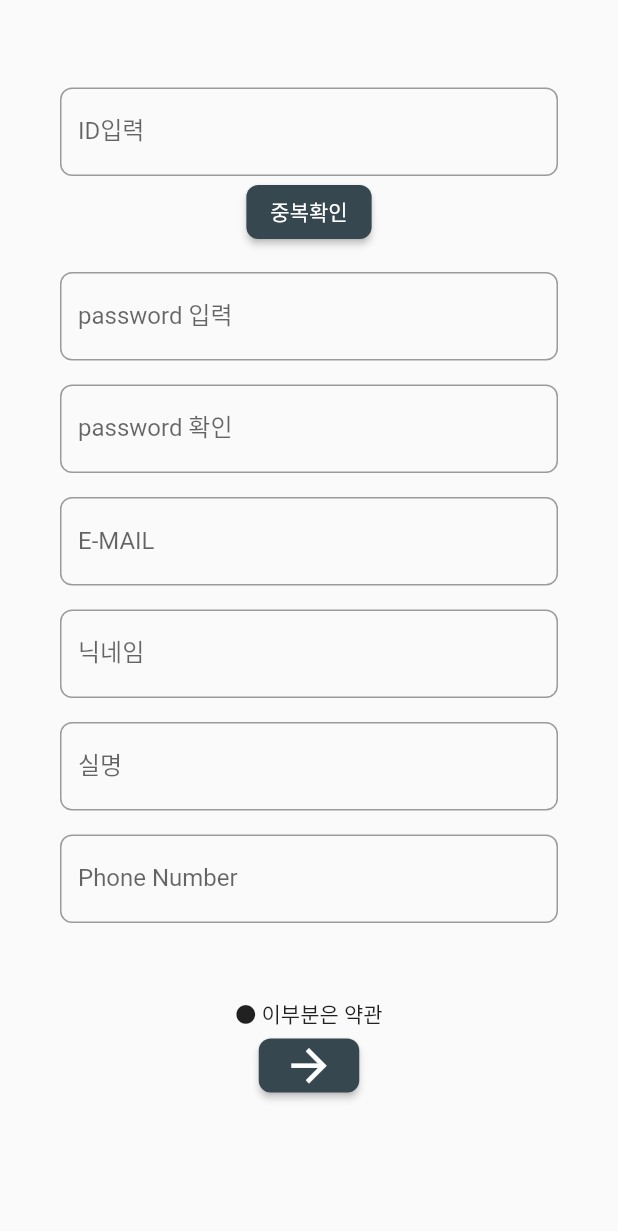
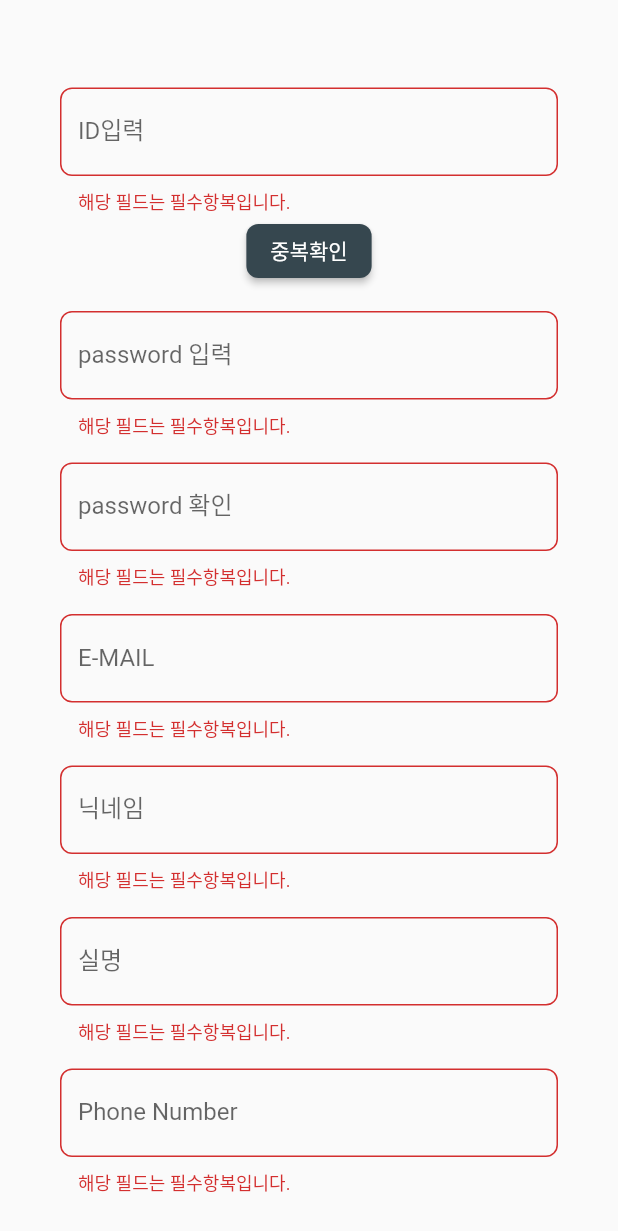
Before and after one commit to KEONI1231/Flutter_High-Connect, a Flutter app: the signUp screen opened directly, scrolled down 259 dp, after a tap on the "arrow forward" icon, on a phone screen of 412 x 824 dp. Shown: the top 1231 px of the screen. Run offline on Flutter 3.47's test engine with Material 2 defaults, Android fonts, the phone set to English and light mode, and no system bars; our stand-ins replace cloud_firestore, firebase_core, firebase_database; accounts and stored records are empty.

```diff
--- a/lib/component/account_textfield.dart
+++ b/lib/component/account_textfield.dart
@@ -1,12 +1,13 @@
 import 'package:flutter/material.dart';
+import 'package:flutter/services.dart';
 
 class CustomTextField extends StatelessWidget {
   final String label;
-  final bool idTextChecker;
   final TextEditingController Controller;
+  final TextInputType textInputType;
   const CustomTextField({
+    required this.textInputType,
     required this.Controller,
-    required this.idTextChecker,
     required this.label,
     Key? key,
   }) : super(key: key);
@@ -17,22 +18,30 @@ class CustomTextField extends StatelessWidget {
       //text 필드 데코레이션 정의 변수.
       labelText: label,
       border: const OutlineInputBorder(
-        borderRadius: BorderRadius.all(Radius.circular(8.0),),
+        borderRadius: BorderRadius.all(
+          Radius.circular(8.0),
+        ),
       ),
-
-
     );
     return TextFormField(
       controller: Controller,
       validator: (String? val) {
+        //null이 리턴된다면 에러가 없는 상태.
         if (val == null || val.isEmpty) {
-          return '값을 입력해주세요.';
-        } else {
-          return null;
+          return '해당 필드는 필수항복입니다.';
         }
+        if (textInputType == TextInputType.emailAddress) {
+          bool emailValid = RegExp(r"^[a-zA-Z0-9.a-zA-Z0-9.!#$%&'*+-/=?^_`{|}~]+@[a-zA-Z0-9]+\.[a-zA-Z]+").hasMatch(val);
+          if (emailValid == false) {
+            return '잘못된 이메일 형식입니다.';
+          } else {
+            return null;
+          }
+        }
+        return null;
       },
       decoration: _decoration,
-      keyboardType: TextInputType.emailAddress,
+      keyboardType: textInputType,
     );
   }
 }
--- a/lib/screen/home_screen.dart
+++ b/lib/screen/home_screen.dart
@@ -11,7 +11,8 @@ class HomeScreen extends StatefulWidget {
 class _HomeScreenState extends State<HomeScreen> {
   @override
   Widget build(BuildContext context) {
-    return DefaultTabController(
+    return SafeArea(
+      child: DefaultTabController(
         length: 5,
         child: Scaffold(
           backgroundColor: BRIGHT_COLOR,
@@ -81,6 +82,7 @@ class _HomeScreenState extends State<HomeScreen> {
             ),
           ),
         ),
+      ),
     );
   }
 }
--- a/lib/screen/signup_screen.dart
+++ b/lib/screen/signup_screen.dart
@@ -1,7 +1,6 @@
 import 'package:flutter/material.dart';
 import 'package:per_pro/component/account_textfield.dart';
 import 'package:cloud_firestore/cloud_firestore.dart';
-
 import '../constant/color.dart';
 
 class signUp extends StatefulWidget {
@@ -20,7 +19,8 @@ class _signUpState extends State<signUp> {
   final TextEditingController _emailTextController = TextEditingController();
   final TextEditingController _nicknameTextController = TextEditingController();
   final TextEditingController _realNameTextController = TextEditingController();
-  final TextEditingController _phoneNumberTextController = TextEditingController();
+  final TextEditingController _phoneNumberTextController =
+      TextEditingController();
   final GlobalKey<FormState> formKey = GlobalKey();
   @override
   Widget build(BuildContext context) {
@@ -52,9 +52,9 @@ class _signUpState extends State<signUp> {
                     children: [
                       Image.asset('asset/img/login_screen_logo.png'),
                       CustomTextField(
-                        idTextChecker: true,
                         label: 'ID입력',
                         Controller: _idTextController,
+                        textInputType: TextInputType.text,
                       ),
                       currentPageBtn(
                         text: true,
@@ -62,40 +62,41 @@ class _signUpState extends State<signUp> {
                       ),
                       const SizedBox(height: 16),
                       CustomTextField(
-                        idTextChecker: false,
                         label: 'password 입력',
                         Controller: _pwTextController,
+                        textInputType: TextInputType.text,
                       ),
                       const SizedBox(height: 16),
                       CustomTextField(
-                        idTextChecker: false,
                         label: 'password 확인',
                         Controller: _repwTextController,
+                        textInputType: TextInputType.text,
                       ),
                       const SizedBox(height: 16),
                       CustomTextField(
-                        idTextChecker: false,
                         label: 'E-MAIL',
                         Controller: _emailTextController,
+                        textInputType: TextInputType.emailAddress,
                       ),
                       const SizedBox(height: 16),
                       CustomTextField(
-                        idTextChecker: false,
                         label: '닉네임',
                         Controller: _nicknameTextController,
+                        textInputType: TextInputType.text,
                       ),
                       const SizedBox(height: 16),
                       CustomTextField(
-                        idTextChecker: false,
                         label: '실명', // 학교인증용
                         Controller: _realNameTextController,
-                      ),const SizedBox(
+                        textInputType: TextInputType.text,
+                      ),
+                      const SizedBox(
                         height: 16,
                       ),
                       CustomTextField(
-                        idTextChecker: false,
                         label: 'Phone Number',
                         Controller: _phoneNumberTextController,
+                        textInputType: TextInputType.phone,
                       ),
                       const SizedBox(
                         height: 50,
@@ -105,7 +106,6 @@ class _signUpState extends State<signUp> {
                         text: false,
                         onPressed: onSignUpPressed,
                       ),
-
                       const SizedBox(height: 50),
                     ],
                   ),
@@ -120,25 +120,30 @@ class _signUpState extends State<signUp> {
 
   void onidCheckerPressed() {}
   void onSignUpPressed() {
-    firestore.collection('users').doc().set(
-      {
+    if (formKey.currentState == null) {
+      return;
+    }
+    if (formKey.currentState!.validate()) {
+      firestore.collection('users').doc().set({
         'id': _idTextController.text,
         'pw': _pwTextController.text,
-        'real name' : _realNameTextController.text,
-        'nick name' : _nicknameTextController.text,
-        'created Time' : DateTime.now().toString(),
-        'my school' : '',
-        'email' : _emailTextController.text,
-        'phone number' : _phoneNumberTextController.text,
-        'my post' : '',
-        'my scrap' : '',
-        'my heart' : '',
-        'my repl' : '',
-        'anony message' : '',
-        'bool Admin' : 1,
-        'bool certificated' : 1,
-      },
-    );
+        'real name': _realNameTextController.text,
+        'nick name': _nicknameTextController.text,
+        'created Time': DateTime.now().toString(),
+        'my school': '',
+        'email': _emailTextController.text,
+        'phone number': _phoneNumberTextController.text,
+        'my post': '',
+        'my scrap': '',
+        'my heart': '',
+        'my repl': '',
+        'anony message': '',
+        'bool Admin': 1,
+        'bool certificated': 1,
+      });
+    } else {
+      print('에러');
+    }
   }
 }
 
@@ -163,30 +168,6 @@ class currentPageBtn extends StatelessWidget {
               color: Colors.white,
               size: 35.0,
             ),
-      /*() {
-
-        showDialog(
-          context: context,
-          builder: (BuildContext context) {
-            // return object of type Dialog
-            return AlertDialog(
-              content: Text("회원가입 완료"),
-              actions: <Widget>[
-                new FlatButton(
-                  child: Text(
-                    "Close",
-                  ),
-                  onPressed: () {
-                    for (int i = 0; i < 2; i++) {
-                      Navigator.pop(context);
-                    }
-                  },
-                ),
-              ],
-            );
-          },
-        );
-      },*/
     );
   }
 }
```
Lines whose indentation alone changed are shown as unchanged.
